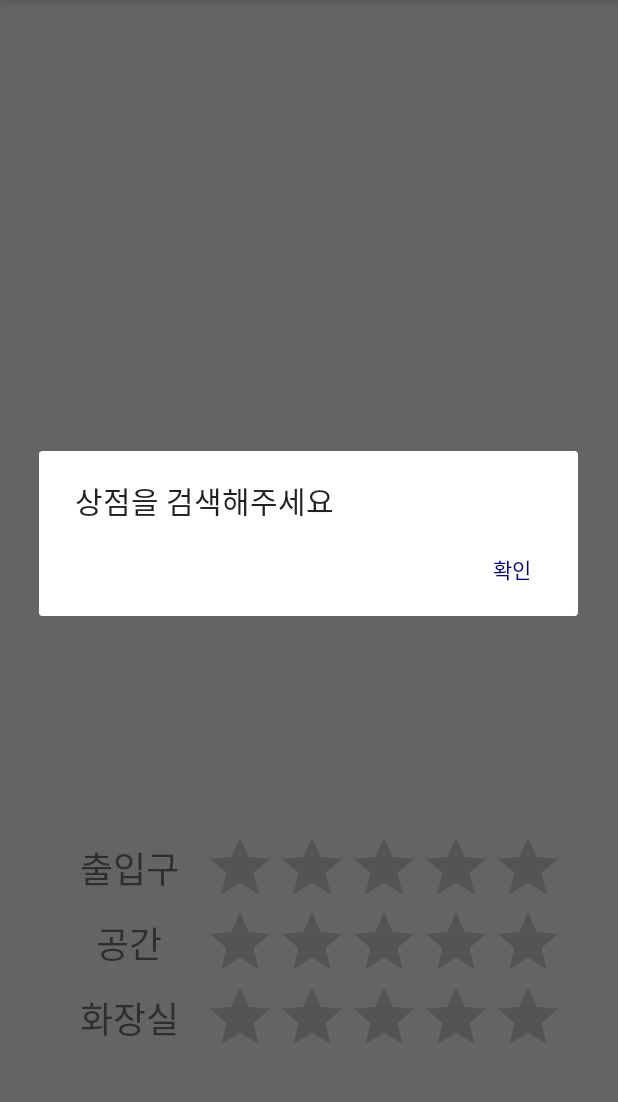
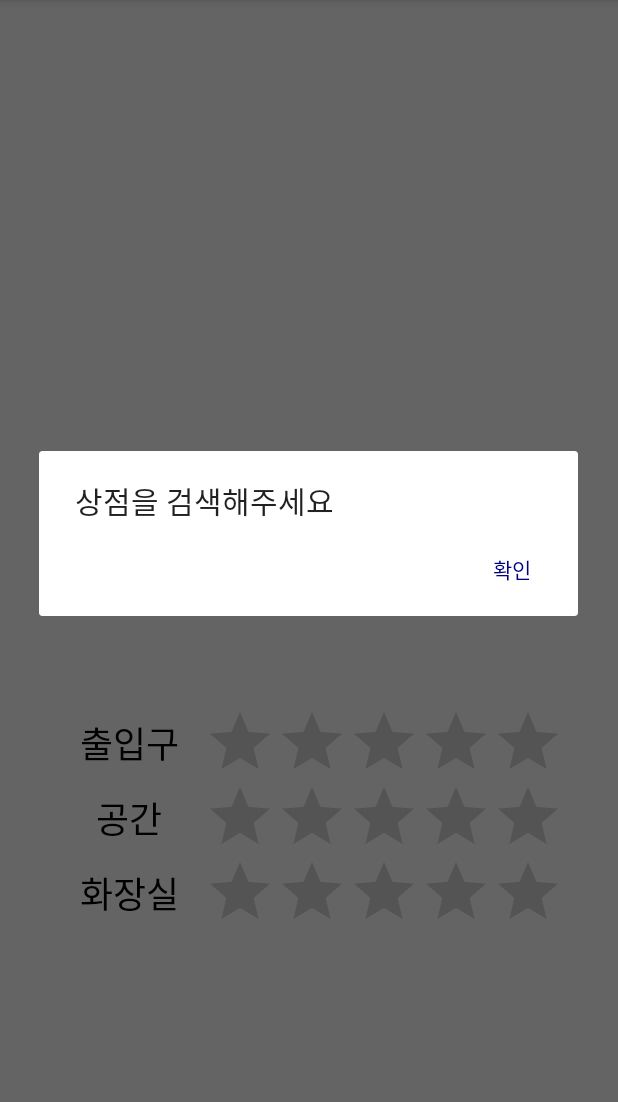
Before and after one commit to UniqueEye/CampusMapforDisabled, an Android app: the Evaluate_intent_Activity screen opened directly, with no data from a screen before it, after a tap on "OK", on a phone screen of 412 x 824 dp, the part 84-1186 px from its top. Run offline under Robolectric (Android 15) with nearby library versions, the phone set to English and light mode, and no system bars; our stand-ins replace Firebase (no records; nobody signed in at launch, a user with empty details on screens opened directly); 8 statements that could not run were skipped.

Commit message:
레이아웃 개선

```diff
--- a/app/src/main/java/edu/skku/PRJOECT/TEAM3/Evaluate_intent_Activity.java
+++ b/app/src/main/java/edu/skku/PRJOECT/TEAM3/Evaluate_intent_Activity.java
@@ -96,7 +96,9 @@ public class Evaluate_intent_Activity extends AppCompatActivity {
         spaceRB = findViewById(R.id.evaluate_ratingBar_space);
         toiletRB = findViewById(R.id.evaluate_ratingBar_toilet);
         textView_name = findViewById(R.id.evaluate_textView_name);
+        textView_name.setSelected(true);
         textView_addr = findViewById(R.id.evaluate_textView_address);
+        textView_addr.setSelected(true);
         textView_name.setText(post.name);
         textView_addr.setText(post.addr);
         mPostReference = FirebaseDatabase.getInstance().getReference();
--- a/app/src/main/res/layout-land/activity_evaluate.xml
+++ b/app/src/main/res/layout-land/activity_evaluate.xml
@@ -29,10 +29,15 @@
 
     <TextView
         android:id="@+id/evaluate_textView_name"
-        android:layout_width="wrap_content"
+        android:layout_width="0dp"
         android:layout_height="wrap_content"
+        android:layout_marginStart="128dp"
+        android:layout_marginLeft="128dp"
         android:layout_marginTop="64dp"
+        android:layout_marginEnd="128dp"
+        android:layout_marginRight="128dp"
         android:ellipsize="marquee"
+        android:gravity="center"
         android:singleLine="true"
         android:text="이름"
         android:textColor="@android:color/black"
@@ -43,10 +48,15 @@
 
     <TextView
         android:id="@+id/evaluate_textView_address"
-        android:layout_width="wrap_content"
+        android:layout_width="0dp"
         android:layout_height="wrap_content"
+        android:layout_marginStart="96dp"
+        android:layout_marginLeft="96dp"
         android:layout_marginTop="16dp"
+        android:layout_marginEnd="96dp"
+        android:layout_marginRight="96dp"
         android:ellipsize="marquee"
+        android:gravity="center"
         android:singleLine="true"
         android:text="주소"
         android:textColor="@android:color/black"
--- a/app/src/main/res/layout-land/activity_evaluate_intent.xml
+++ b/app/src/main/res/layout-land/activity_evaluate_intent.xml
@@ -6,26 +6,40 @@
     android:layout_height="match_parent"
     tools:context=".EvaluateActivity">
 
-
     <TextView
         android:id="@+id/evaluate_textView_name"
-        android:layout_width="wrap_content"
+        android:layout_width="0dp"
         android:layout_height="wrap_content"
-        android:layout_marginTop="128dp"
-        android:text="상점 이름"
-        android:textSize="36sp"
+        android:layout_marginStart="128dp"
+        android:layout_marginLeft="128dp"
+        android:layout_marginTop="64dp"
+        android:layout_marginEnd="128dp"
+        android:layout_marginRight="128dp"
+        android:ellipsize="marquee"
+        android:gravity="center"
+        android:singleLine="true"
+        android:text="이름"
+        android:textColor="@android:color/black"
+        android:textSize="30sp"
         app:layout_constraintEnd_toEndOf="parent"
         app:layout_constraintStart_toStartOf="parent"
         app:layout_constraintTop_toTopOf="parent" />
 
     <TextView
         android:id="@+id/evaluate_textView_address"
-        android:layout_width="wrap_content"
+        android:layout_width="0dp"
         android:layout_height="wrap_content"
+        android:layout_marginStart="96dp"
+        android:layout_marginLeft="96dp"
         android:layout_marginTop="16dp"
+        android:layout_marginEnd="96dp"
+        android:layout_marginRight="96dp"
+        android:ellipsize="marquee"
+        android:gravity="center"
+        android:singleLine="true"
         android:text="주소"
-        android:textSize="24sp"
-        android:gravity="center_horizontal"
+        android:textColor="@android:color/black"
+        android:textSize="20sp"
         app:layout_constraintEnd_toEndOf="parent"
         app:layout_constraintStart_toStartOf="parent"
         app:layout_constraintTop_toBottomOf="@+id/evaluate_textView_name" />
@@ -33,10 +47,12 @@
     <TableLayout
         android:layout_width="wrap_content"
         android:layout_height="wrap_content"
-        android:layout_marginBottom="64dp"
         app:layout_constraintBottom_toBottomOf="parent"
         app:layout_constraintEnd_toEndOf="parent"
-        app:layout_constraintStart_toStartOf="parent">
+        app:layout_constraintHorizontal_bias="0.55"
+        app:layout_constraintStart_toStartOf="parent"
+        app:layout_constraintTop_toBottomOf="@+id/evaluate_textView_address"
+        app:layout_constraintVertical_bias="0.6">
 
         <TableRow
             android:layout_width="match_parent"
@@ -44,17 +60,22 @@
 
             <TextView
                 android:id="@+id/evaluate_textView_door"
-                android:layout_width="100dp"
-                android:layout_height="50dp"
+                android:layout_width="80dp"
+                android:layout_height="40dp"
                 android:gravity="center"
                 android:text="출입구"
-                android:textSize="24sp" />
+                android:textColor="@android:color/black"
+                android:textSize="20sp" />
 
             <RatingBar
                 android:id="@+id/evaluate_ratingBar_door"
                 android:layout_width="wrap_content"
-                android:layout_height="50dp"
-                android:stepSize="1" />
+                android:layout_height="40dp"
+                android:scaleX="0.8"
+                android:scaleY="0.8"
+                android:stepSize="1"
+                android:transformPivotX="0dp"
+                android:transformPivotY="0dp" />
         </TableRow>
 
         <TableRow
@@ -63,17 +84,22 @@
 
             <TextView
                 android:id="@+id/evaluate_textView_space"
-                android:layout_width="100dp"
-                android:layout_height="50dp"
+                android:layout_width="80dp"
+                android:layout_height="40dp"
                 android:gravity="center"
                 android:text="공간"
-                android:textSize="24sp" />
+                android:textColor="@android:color/black"
+                android:textSize="20sp" />
 
             <RatingBar
                 android:id="@+id/evaluate_ratingBar_space"
                 android:layout_width="wrap_content"
-                android:layout_height="50dp"
-                android:stepSize="1" />
+                android:layout_height="40dp"
+                android:scaleX="0.8"
+                android:scaleY="0.8"
+                android:stepSize="1"
+                android:transformPivotX="0dp"
+                android:transformPivotY="0dp" />
         </TableRow>
 
         <TableRow
@@ -82,17 +108,22 @@
 
             <TextView
                 android:id="@+id/evaluate_textView_toilet"
-                android:layout_width="100dp"
-                android:layout_height="50dp"
+                android:layout_width="80dp"
+                android:layout_height="40dp"
                 android:gravity="center"
                 android:text="화장실"
-                android:textSize="24sp" />
+                android:textColor="@android:color/black"
+                android:textSize="20sp" />
 
             <RatingBar
                 android:id="@+id/evaluate_ratingBar_toilet"
                 android:layout_width="wrap_content"
-                android:layout_height="50dp"
-                android:stepSize="1" />
+                android:layout_height="40dp"
+                android:scaleX="0.8"
+                android:scaleY="0.8"
+                android:stepSize="1"
+                android:transformPivotX="0dp"
+                android:transformPivotY="0dp" />
         </TableRow>
     </TableLayout>
 
--- a/app/src/main/res/layout/activity_evaluate.xml
+++ b/app/src/main/res/layout/activity_evaluate.xml
@@ -28,7 +28,7 @@
 
     <TextView
         android:id="@+id/evaluate_textView_name"
-        android:layout_width="wrap_content"
+        android:layout_width="0dp"
         android:layout_height="wrap_content"
         android:layout_marginStart="64dp"
         android:layout_marginLeft="64dp"
@@ -36,6 +36,7 @@
         android:layout_marginEnd="64dp"
         android:layout_marginRight="64dp"
         android:ellipsize="marquee"
+        android:gravity="center"
         android:singleLine="true"
         android:text="이름"
         android:textColor="@android:color/black"
@@ -46,7 +47,7 @@
 
     <TextView
         android:id="@+id/evaluate_textView_address"
-        android:layout_width="wrap_content"
+        android:layout_width="0dp"
         android:layout_height="wrap_content"
         android:layout_marginStart="32dp"
         android:layout_marginLeft="32dp"
@@ -54,7 +55,7 @@
         android:layout_marginEnd="32dp"
         android:layout_marginRight="32dp"
         android:ellipsize="marquee"
-        android:gravity="center_horizontal"
+        android:gravity="center"
         android:singleLine="true"
         android:text="주소"
         android:textColor="@android:color/black"
--- a/app/src/main/res/layout/activity_evaluate_intent.xml
+++ b/app/src/main/res/layout/activity_evaluate_intent.xml
@@ -6,13 +6,20 @@
     android:layout_height="match_parent"
     tools:context=".EvaluateActivity">
 
-
     <TextView
         android:id="@+id/evaluate_textView_name"
-        android:layout_width="wrap_content"
+        android:layout_width="0dp"
         android:layout_height="wrap_content"
+        android:layout_marginStart="64dp"
+        android:layout_marginLeft="64dp"
         android:layout_marginTop="128dp"
-        android:text="상점 이름"
+        android:layout_marginEnd="64dp"
+        android:layout_marginRight="64dp"
+        android:ellipsize="marquee"
+        android:gravity="center"
+        android:singleLine="true"
+        android:text="이름"
+        android:textColor="@android:color/black"
         android:textSize="36sp"
         app:layout_constraintEnd_toEndOf="parent"
         app:layout_constraintStart_toStartOf="parent"
@@ -20,12 +27,19 @@
 
     <TextView
         android:id="@+id/evaluate_textView_address"
-        android:layout_width="wrap_content"
+        android:layout_width="0dp"
         android:layout_height="wrap_content"
-        android:layout_marginTop="16dp"
+        android:layout_marginStart="32dp"
+        android:layout_marginLeft="32dp"
+        android:layout_marginTop="32dp"
+        android:layout_marginEnd="32dp"
+        android:layout_marginRight="32dp"
+        android:ellipsize="marquee"
+        android:gravity="center"
+        android:singleLine="true"
         android:text="주소"
+        android:textColor="@android:color/black"
         android:textSize="24sp"
-        android:gravity="center_horizontal"
         app:layout_constraintEnd_toEndOf="parent"
         app:layout_constraintStart_toStartOf="parent"
         app:layout_constraintTop_toBottomOf="@+id/evaluate_textView_name" />
@@ -33,10 +47,12 @@
     <TableLayout
         android:layout_width="wrap_content"
         android:layout_height="wrap_content"
-        android:layout_marginBottom="64dp"
+        android:layout_marginTop="8dp"
         app:layout_constraintBottom_toBottomOf="parent"
         app:layout_constraintEnd_toEndOf="parent"
-        app:layout_constraintStart_toStartOf="parent">
+        app:layout_constraintStart_toStartOf="parent"
+        app:layout_constraintTop_toBottomOf="@+id/evaluate_textView_address"
+        app:layout_constraintVertical_bias="0.6">
 
         <TableRow
             android:layout_width="match_parent"
@@ -48,6 +64,7 @@
                 android:layout_height="50dp"
                 android:gravity="center"
                 android:text="출입구"
+                android:textColor="@android:color/black"
                 android:textSize="24sp" />
 
             <RatingBar
@@ -67,6 +84,7 @@
                 android:layout_height="50dp"
                 android:gravity="center"
                 android:text="공간"
+                android:textColor="@android:color/black"
                 android:textSize="24sp" />
 
             <RatingBar
@@ -86,6 +104,7 @@
                 android:layout_height="50dp"
                 android:gravity="center"
                 android:text="화장실"
+                android:textColor="@android:color/black"
                 android:textSize="24sp" />
 
             <RatingBar
```
